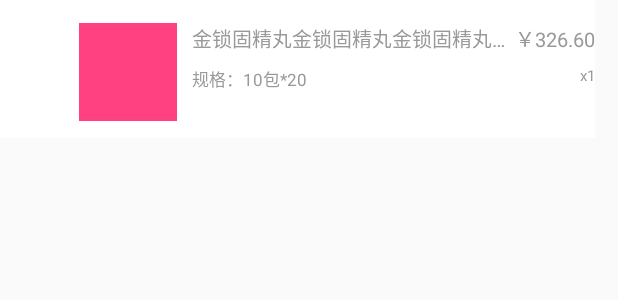
After one commit to leibing8912/JkShoppingCart, an Android app: the layout item_child_sku_invalid.xml on its own in the app's theme, with its tools: preview values and no code run, on a phone screen of 412 x 824 dp. The commit adds this screen. Shown: the top 300 px of the screen. Run offline under Robolectric (Android 15) with nearby library versions, the phone set to English and light mode, and no system bars.

Commit message:
Update_单品、赠品失效UI

```diff
--- /dev/null
+++ b/app/src/main/res/layout/item_child_sku_invalid.xml
@@ -0,0 +1,98 @@
+<?xml version="1.0" encoding="utf-8"?>
+<LinearLayout xmlns:android="http://schemas.android.com/apk/res/android"
+    android:layout_width="match_parent"
+    android:layout_height="wrap_content"
+    android:paddingRight="15dp"
+    android:orientation="vertical">
+    <!-- 单品 -->
+    <LinearLayout
+        android:layout_width="match_parent"
+        android:layout_height="wrap_content"
+        android:paddingLeft="15dp"
+        android:paddingTop="10dp"
+        android:paddingBottom="6dp"
+        android:background="@color/color_white">
+        <!-- 失效标志 -->
+        <TextView
+            android:id="@+id/tv_child_sku_invalid"
+            android:layout_width="24dp"
+            android:layout_height="13dp"
+            android:textSize="10sp"
+            android:text="失效"
+            android:textColor="@color/color_white"/>
+        <!-- 药品图 -->
+        <ImageView
+            android:id="@+id/iv_child_sku_invalid"
+            android:layout_width="65dp"
+            android:layout_height="65dp"
+            android:background="@color/colorAccent"
+            android:layout_marginLeft="13dp"
+            android:layout_marginRight="10dp"
+            android:layout_marginTop="5dp"
+            android:layout_marginBottom="5dp"/>
+        <!-- 药品名称、规格、数量、价格-->
+        <RelativeLayout
+            android:layout_width="match_parent"
+            android:layout_height="wrap_content"
+            android:paddingTop="5dp">
+            <!-- 价格、数量显示 -->
+            <LinearLayout
+                android:id="@+id/ly_child_num_price"
+                android:layout_width="wrap_content"
+                android:layout_height="wrap_content"
+                android:orientation="vertical"
+                android:layout_alignParentRight="true"
+                android:gravity="right">
+                <!-- 实际价格 -->
+                <TextView
+                    android:id="@+id/tv_sku_invalid_price"
+                    android:layout_width="wrap_content"
+                    android:layout_height="wrap_content"
+                    android:textSize="13sp"
+                    android:textColor="@color/text_color_common_lighted"
+                    android:text="￥326.60"/>
+                <!-- 数量显示 -->
+                <TextView
+                    android:id="@+id/tv_sku_invalid_num"
+                    android:layout_width="wrap_content"
+                    android:layout_height="wrap_content"
+                    android:textSize="10sp"
+                    android:text="x1"
+                    android:layout_marginTop="7dp"
+                    android:textColor="@color/text_color_common_lighted"/>
+            </LinearLayout>
+            <!-- 药品名称、规格、数量 -->
+            <LinearLayout
+                android:layout_width="match_parent"
+                android:layout_height="wrap_content"
+                android:orientation="vertical"
+                android:layout_toLeftOf="@+id/ly_child_num_price">
+                <!-- 药品名称 -->
+                <TextView
+                    android:id="@+id/tv_sku_invalid_drugname"
+                    android:layout_width="wrap_content"
+                    android:layout_height="wrap_content"
+                    android:textSize="13sp"
+                    android:textColor="@color/text_color_common_lighted"
+                    android:singleLine="true"
+                    android:ellipsize = "end"
+                    android:text="金锁固精丸金锁固精丸金锁固精丸金锁固精丸金锁固精丸金锁固精丸"/>
+                <!-- 规格 -->
+                <TextView
+                    android:id="@+id/tv_sku_invalid_drug_specification"
+                    android:layout_width="wrap_content"
+                    android:layout_height="wrap_content"
+                    android:textSize="11sp"
+                    android:textColor="@color/text_color_common_lighted"
+                    android:layout_marginTop="8dp"
+                    android:text="规格：10包*20"/>
+            </LinearLayout>
+        </RelativeLayout>
+    </LinearLayout>
+    <!-- 失效赠品容器 -->
+    <LinearLayout
+        android:id="@+id/ly_item_child_sku_invalid_gift"
+        android:layout_width="match_parent"
+        android:layout_height="wrap_content"
+        android:orientation="vertical"/>
+</LinearLayout>
--- a/app/src/main/res/values/colors.xml
+++ b/app/src/main/res/values/colors.xml
@@ -119,4 +119,5 @@
     <color name="tab_normal">#333333</color>
     <color name="half_transparent_bg">#88000000</color>
     <color name="shoppingcart_gift_bg">#eff7fe</color>
+    <color name="shoppingcart_invalid_bg">#f7fbfe</color>
 </resources>
```
Also changed, not shown: app/src/main/res/layout/item_gifts_invalid.xml (added, +35 -0 lines), app/src/main/res/layout/item_parent_invalid.xml (added, +48 -0 lines), app/src/main/res/layout/item_parent.xml (renamed from app/src/main/res/layout/item_shoppingcart_parent.xml).
